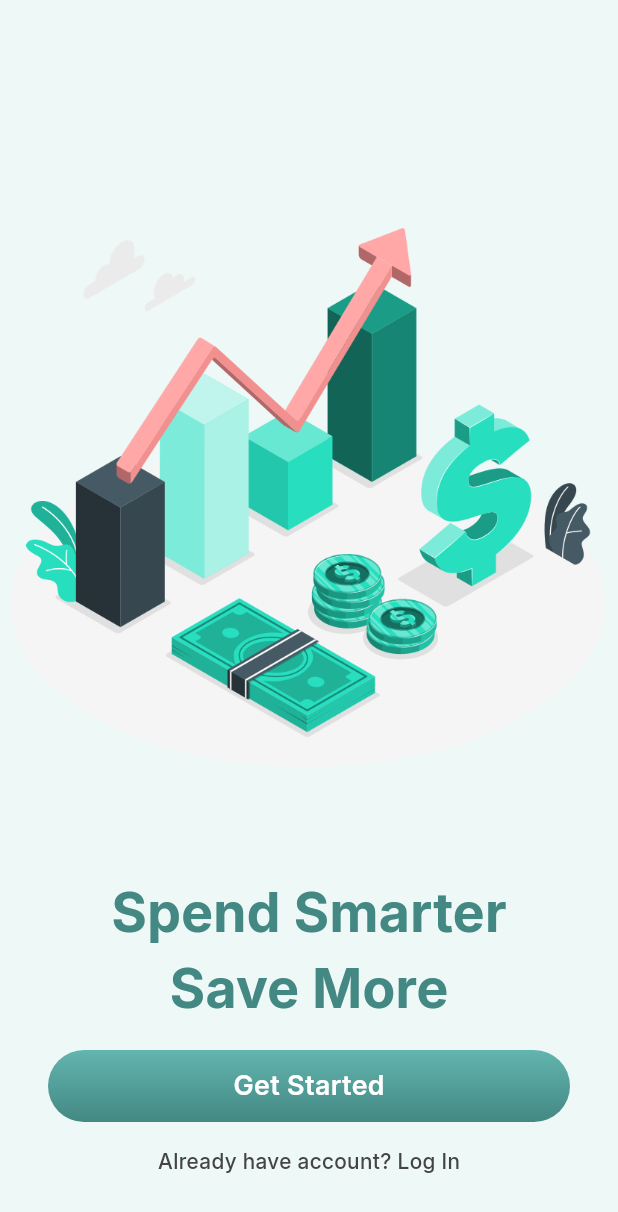
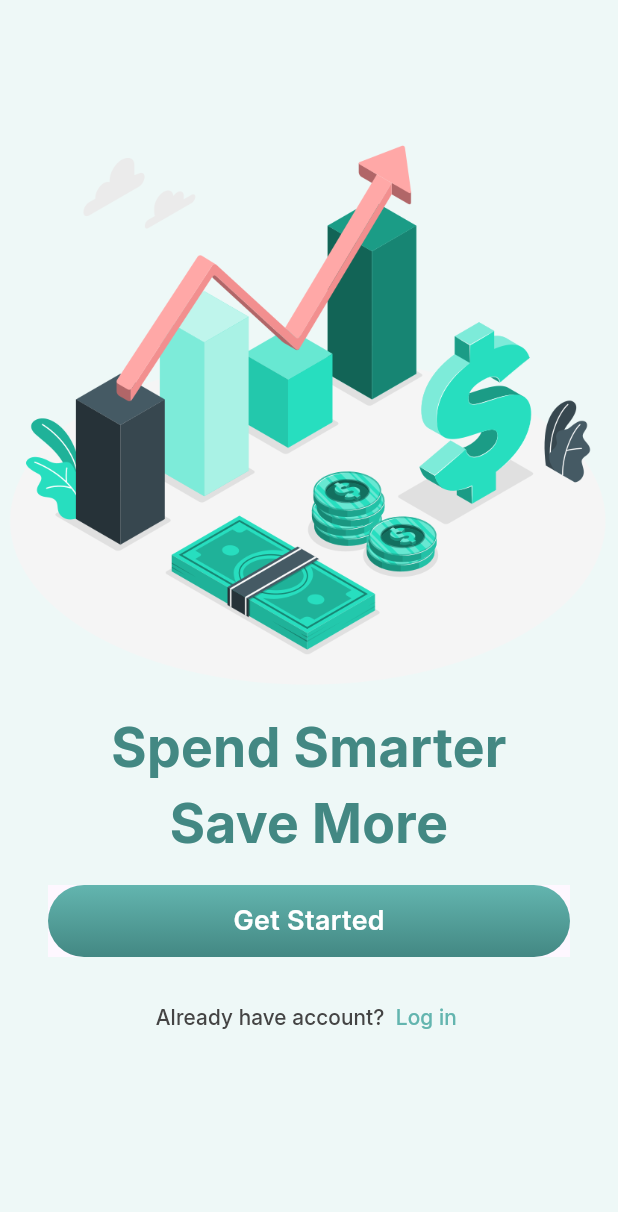
Before and after one commit to gustavoprardo/financy_app, a Flutter app: the screen it shows after launch, on a phone screen of 412 x 824 dp. Shown: the top 1212 px of the screen. Run offline on Flutter 3.47's test engine with Material 3 defaults, Android fonts, the phone set to English and light mode, and no system bars.

Commit message:
refatoracao onboarding page

```diff
--- /dev/null
+++ b/lib/common/widgets/multi_text_button.dart
@@ -0,0 +1,25 @@
+import 'package:flutter/material.dart';
+
+class MultiTextButton extends StatelessWidget {
+  final List<Text> children;
+  final VoidCallback onPressed;
+
+  // ignore: use_super_parameters
+  const MultiTextButton({
+    Key? key,
+    required this.children,
+    required this.onPressed,
+  }) : super(key: key);
+
+  @override
+  Widget build(BuildContext context) {
+    return TextButton(
+      onPressed: onPressed,
+      child: Row(
+        mainAxisSize: MainAxisSize.min,
+        mainAxisAlignment: MainAxisAlignment.center,
+        children: children,
+      ),
+    );
+  }
+}
--- a/lib/common/widgets/primary_button.dart
+++ b/lib/common/widgets/primary_button.dart
@@ -12,7 +12,8 @@ class PrimaryButton extends StatelessWidget {
 
   @override
   Widget build(BuildContext context) {
-    return Ink(
+    return Material(
+      child: Ink(
         height: 48,
         decoration: BoxDecoration(
           borderRadius: _borderRadiuns,
@@ -37,6 +38,7 @@ class PrimaryButton extends StatelessWidget {
             ),
           ),
         ),
+      ),
     );
   }
 }
--- a/lib/features/onboarding/onboarding_page.dart
+++ b/lib/features/onboarding/onboarding_page.dart
@@ -1,11 +1,11 @@
-// ignore_for_file: public_member_api_docs, sort_constructors_first
-// import 'dart:developer';
+import 'dart:developer';
 
-import 'package:financy_app/common/widgets/primary_button.dart';
+import 'package:financy_app/common/widgets/multi_text_button.dart';
 import 'package:flutter/material.dart';
 
 import 'package:financy_app/common/constants/app_colors.dart';
 import 'package:financy_app/common/constants/app_text_styles.dart';
+import 'package:financy_app/common/widgets/primary_button.dart';
 
 class OnboardingPage extends StatelessWidget {
   const OnboardingPage({super.key});
@@ -14,20 +14,20 @@ class OnboardingPage extends StatelessWidget {
   Widget build(BuildContext context) {
     return Scaffold(
       backgroundColor: AppColors.iceWhite,
-      body: Column(
+      body: ListView(
+        physics: BouncingScrollPhysics(),
         children: <Widget>[
-          SizedBox(height: 60,),
-          Expanded(
-            flex: 2,
-            child: Image.asset('assets/images/logo.png'),
-          ),
+          SizedBox(height: 60),
+          Expanded(flex: 2, child: Image.asset('assets/images/logo.png')),
           Text(
+            textAlign: TextAlign.center,
             'Spend Smarter',
             style: AppTextStyles.mediumText.copyWith(
               color: AppColors.greenLightTwo,
             ),
           ),
           Text(
+            textAlign: TextAlign.center,
             'Save More',
             style: AppTextStyles.mediumText.copyWith(
               color: AppColors.greenLightTwo,
@@ -37,9 +37,20 @@ class OnboardingPage extends StatelessWidget {
             padding: const EdgeInsets.symmetric(horizontal: 32, vertical: 16),
             child: PrimaryButton(text: 'Get Started', onTap: () {}),
           ),
-          Text(
-            'Already have account? Log In',
-            style: AppTextStyles.smallText.copyWith(color: AppColors.grey),
+          MultiTextButton(
+            onPressed: () => log('tap'),
+            children: [
+              Text(
+                'Already have account? ',
+                style: AppTextStyles.smallText.copyWith(color: AppColors.grey),
+              ),
+              Text(
+                ' Log in ',
+                style: AppTextStyles.smallText.copyWith(
+                  color: AppColors.greenLightOne,
+                ),
+              ),
+            ],
           ),
           SizedBox(height: 40),
         ],
```
Lines whose indentation alone changed are shown as unchanged.
